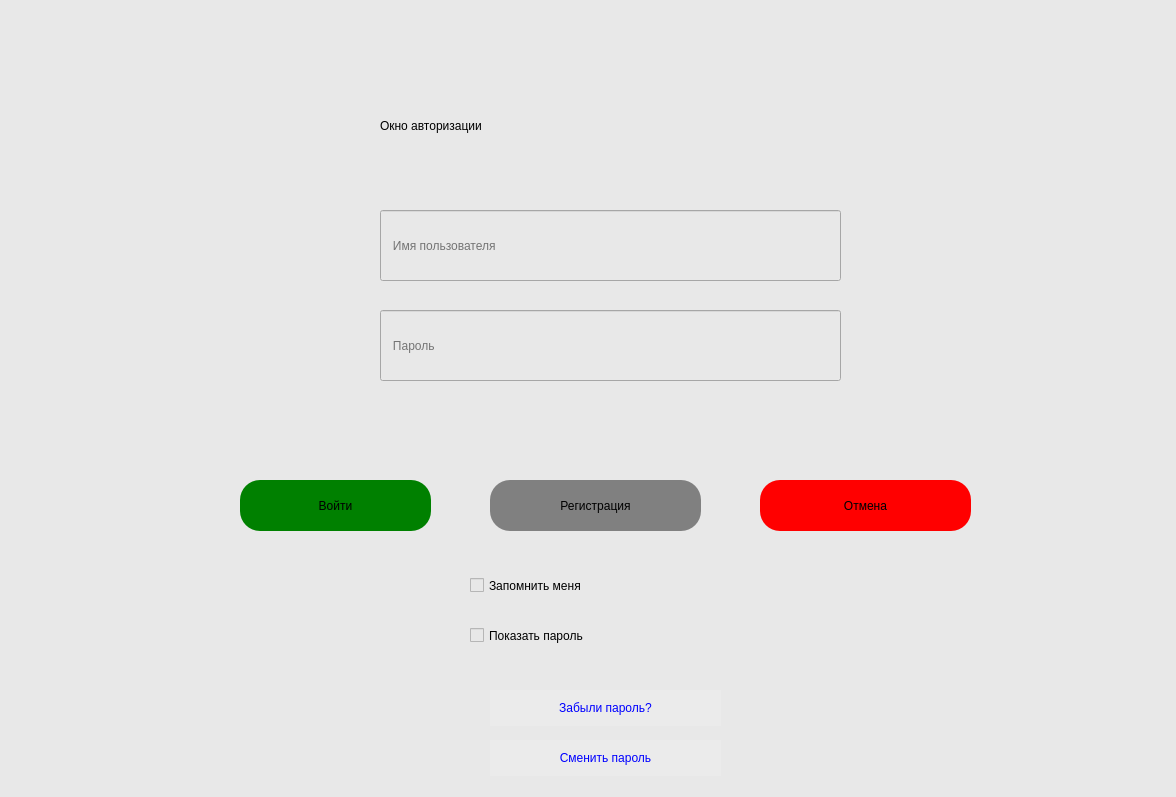
Before: the Qt Designer form FullMyPhoneBook/welcomescreen.ui in turamant/PhoneBook, drawn with Qt 5.
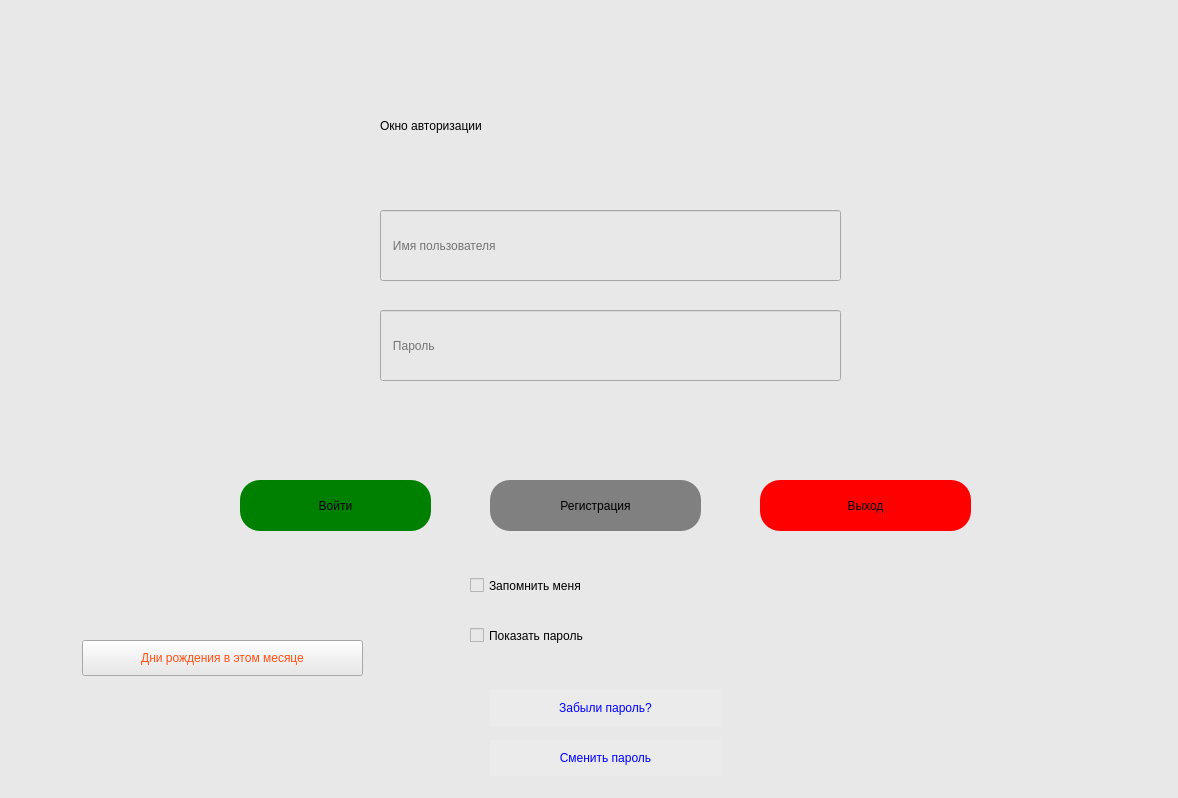
After: the same form once the commit is applied.

Commit message: birthday class

The edit to the form file:
```diff
--- a/FullMyPhoneBook/welcomescreen.ui
+++ b/FullMyPhoneBook/welcomescreen.ui
@@ -6,8 +6,8 @@
    <rect>
     <x>0</x>
     <y>0</y>
-    <width>1176</width>
-    <height>797</height>
+    <width>1178</width>
+    <height>798</height>
    </rect>
   </property>
   <property name="windowTitle">
@@ -116,7 +116,7 @@
 background-color: red;</string>
     </property>
     <property name="text">
-     <string>Отмена</string>
+     <string>Выход</string>
     </property>
    </widget>
    <widget class="QLineEdit" name="nameuserLineEdit">
@@ -218,6 +218,23 @@
      <string>Сменить пароль</string>
     </property>
    </widget>
+   <widget class="QPushButton" name="birthDayPushButtn">
+    <property name="geometry">
+     <rect>
+      <x>82</x>
+      <y>640</y>
+      <width>281</width>
+      <height>36</height>
+     </rect>
+    </property>
+    <property name="styleSheet">
+     <string notr="true">color: rgb(255, 80, 21);
+font: 10pt &quot;Cantarell&quot;;</string>
+    </property>
+    <property name="text">
+     <string>Дни рождения в этом месяце</string>
+    </property>
+   </widget>
   </widget>
  </widget>
  <resources/>
```
The commit also changes 9 other files.
